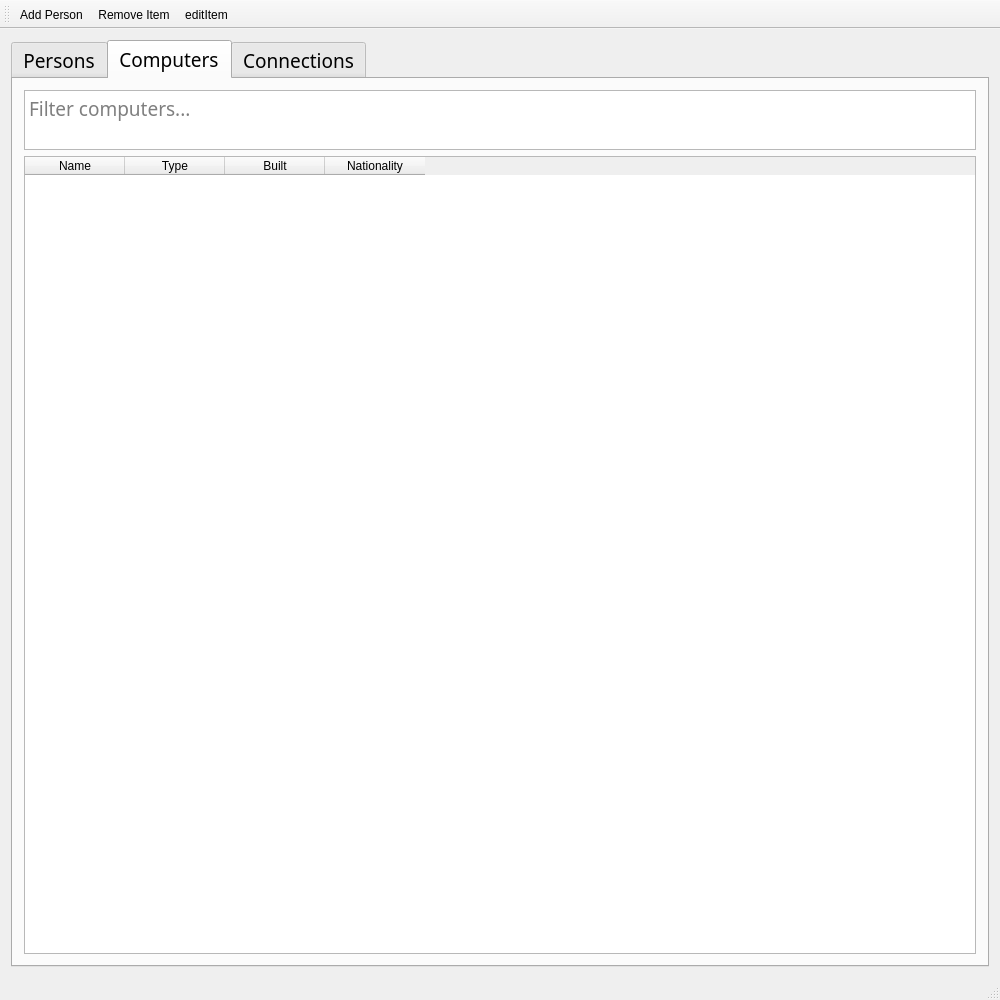
Above: mainwindow.ui from Fanarito/VLN1 before the change. Below: the same form after it.
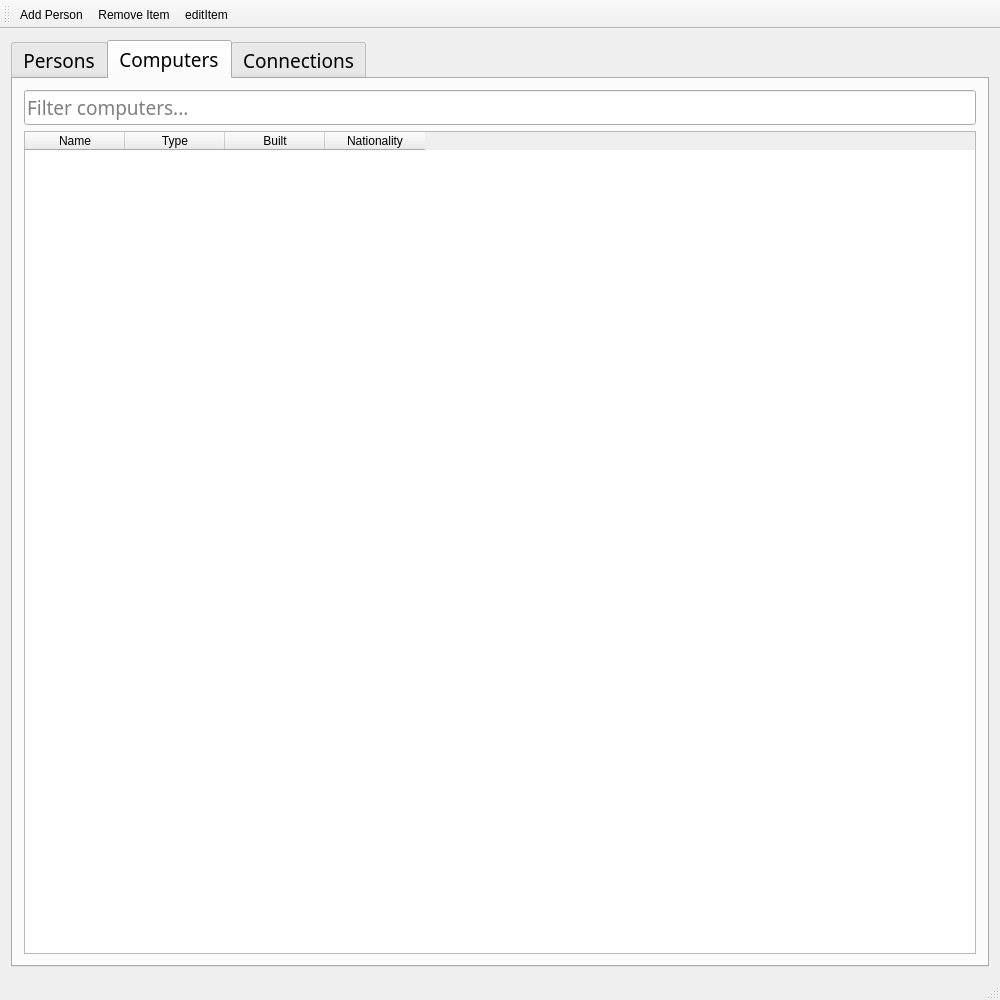
That is the form after the change. The open tabs and pages were chosen to show the change. Icons and pictures are not drawn.

Commit message: changed filter textboxes to lineedits

```diff
--- a/mainwindow.ui
+++ b/mainwindow.ui
@@ -132,31 +132,7 @@
        </attribute>
        <layout class="QVBoxLayout" name="verticalLayout_3">
         <item>
-         <widget class="QTextEdit" name="textEdit_2">
-          <property name="maximumSize">
-           <size>
-            <width>16777215</width>
-            <height>60</height>
-           </size>
-          </property>
-          <property name="font">
-           <font>
-            <family>Calibri Light</family>
-            <pointsize>14</pointsize>
-            <weight>50</weight>
-            <bold>false</bold>
-           </font>
-          </property>
-          <property name="verticalScrollBarPolicy">
-           <enum>Qt::ScrollBarAlwaysOff</enum>
-          </property>
-          <property name="html">
-           <string>&lt;!DOCTYPE HTML PUBLIC &quot;-//W3C//DTD HTML 4.0//EN&quot; &quot;http://www.w3.org/TR/REC-html40/strict.dtd&quot;&gt;
-&lt;html&gt;&lt;head&gt;&lt;meta name=&quot;qrichtext&quot; content=&quot;1&quot; /&gt;&lt;style type=&quot;text/css&quot;&gt;
-p, li { white-space: pre-wrap; }
-&lt;/style&gt;&lt;/head&gt;&lt;body style=&quot; font-family:'Calibri Light'; font-size:14pt; font-weight:400; font-style:normal;&quot;&gt;
-&lt;p style=&quot;-qt-paragraph-type:empty; margin-top:0px; margin-bottom:0px; margin-left:0px; margin-right:0px; -qt-block-indent:0; text-indent:0px; font-family:'MS Shell Dlg 2'; font-size:8.1pt;&quot;&gt;&lt;br /&gt;&lt;/p&gt;&lt;/body&gt;&lt;/html&gt;</string>
-          </property>
+         <widget class="QLineEdit" name="computersFilter">
           <property name="placeholderText">
            <string>Filter computers...</string>
           </property>
```
Left out of the diff: 28 changed lines with no effect on the pictures.
